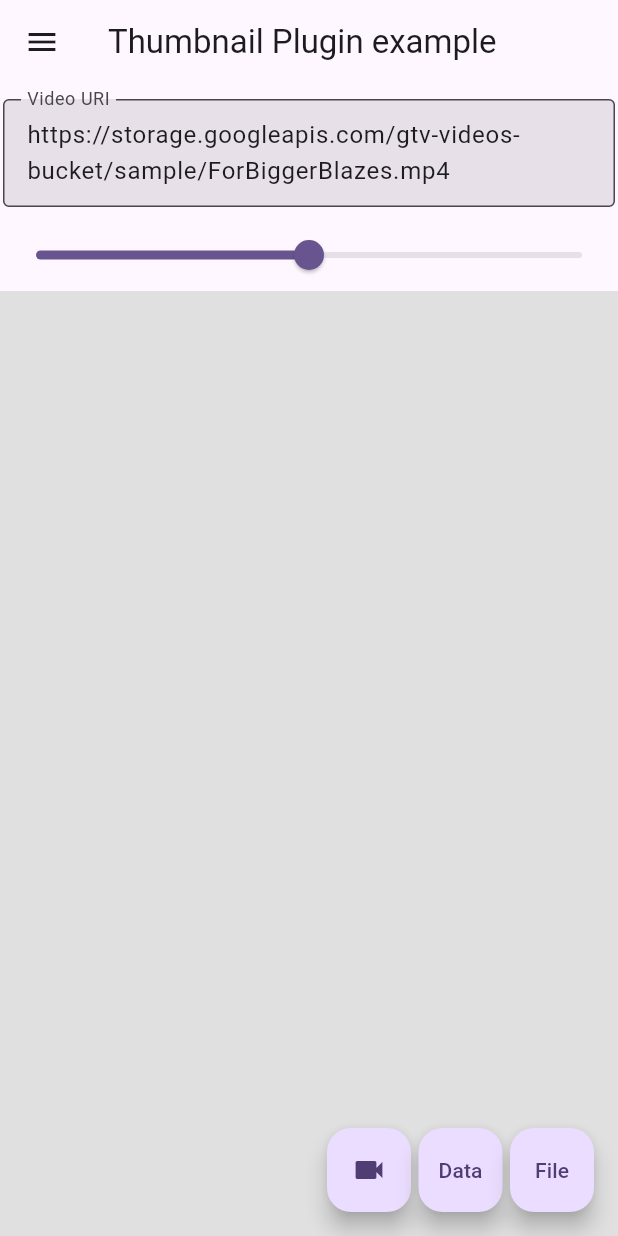
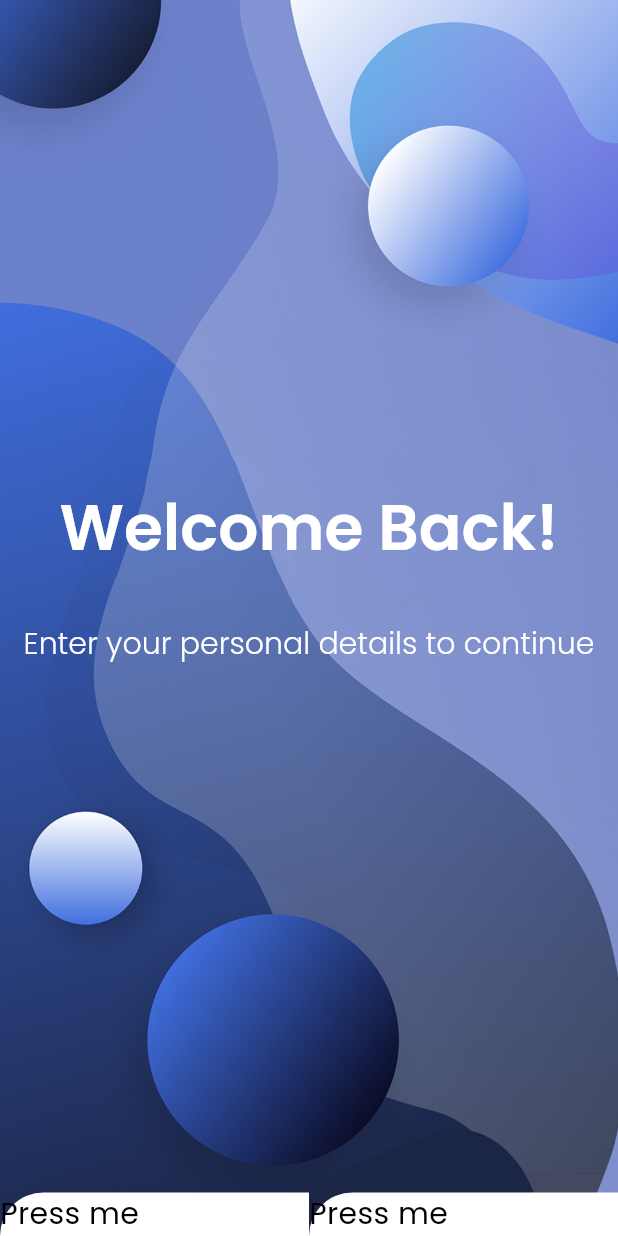
Before and after one commit to DivyankSisodia/video-color-extractor-App, a Flutter app: the screen it shows after launch, on a phone screen of 412 x 824 dp. Run offline on Flutter 3.47's test engine with Material 3 defaults, Android fonts, the phone set to English and light mode, and no system bars; our stand-ins replace google_fonts, image_picker, palette_generator, video_player; missing offline and left inert: video_thumbnail.

Commit message:
creating welcome screen

```diff
--- a/lib/main.dart
+++ b/lib/main.dart
@@ -1,6 +1,7 @@
+import 'package:color_extractor/screens/welcome_screen.dart';
 import 'package:flutter/material.dart';
 
-import 'screens/home_screen.dart';
+import 'screens/login_screen.dart';
 
 void main() {
   runApp(const MyApp());
@@ -18,7 +19,7 @@ class MyApp extends StatelessWidget {
         colorScheme: ColorScheme.fromSeed(seedColor: Colors.deepPurple),
         useMaterial3: true,
       ),
-      home: const DemoHome(),
+      home: const WelcomeScreen(),
     );
   }
 }
--- a/lib/screens/home_screen.dart
+++ b/lib/screens/home_screen.dart
@@ -1,3 +1,5 @@
+// ignore_for_file: prefer_final_fields, library_private_types_in_public_api, no_leading_underscores_for_local_identifiers
+
 import 'package:flutter/material.dart';
 import 'package:image_picker/image_picker.dart';
 import 'package:path_provider/path_provider.dart';
@@ -5,14 +7,14 @@ import 'package:video_thumbnail/video_thumbnail.dart';
 import '../widgets/image_widget.dart';
 import '../widgets/video_images.dart';
 
-class DemoHome extends StatefulWidget {
-  const DemoHome({Key? key}) : super(key: key);
+class HomeScreen extends StatefulWidget {
+  const HomeScreen({super.key});
 
   @override
-  _DemoHomeState createState() => _DemoHomeState();
+  _HomeScreenState createState() => _HomeScreenState();
 }
 
-class _DemoHomeState extends State<DemoHome> {
+class _HomeScreenState extends State<HomeScreen> {
   final _editNode = FocusNode();
   final _video = TextEditingController(
     text:
@@ -126,26 +128,6 @@ class _DemoHomeState extends State<DemoHome> {
             child: const Icon(Icons.videocam),
           ),
           const SizedBox(width: 5.0),
-          FloatingActionButton(
-            tooltip: "Generate a data of thumbnail",
-            onPressed: () async {
-              setState(() {
-                _futureImage = GenThumbnailImage(
-                  thumbnailRequest: ThumbnailRequest(
-                    video: _video.text,
-                    thumbnailPath: "",
-                    imageFormat: _format,
-                    maxHeight: _sizeH,
-                    maxWidth: _sizeW,
-                    timeMs: _timeMs,
-                    quality: _quality,
-                  ),
-                  key: UniqueKey(),
-                );
-              });
-            },
-            child: const Text("Data"),
-          ),
           const SizedBox(width: 5.0),
           FloatingActionButton(
             tooltip: "Generate a file of thumbnail",
--- /dev/null
+++ b/lib/screens/login_screen.dart
@@ -0,0 +1,26 @@
+import 'package:flutter/material.dart';
+
+class LoginScreen extends StatelessWidget {
+  const LoginScreen({super.key});
+
+  @override
+  Widget build(BuildContext context) {
+    return Scaffold(
+      appBar: AppBar(
+        backgroundColor: Colors.transparent,
+      ),
+      extendBodyBehindAppBar: true,
+      body: Stack(
+        children: [
+          Image.asset(
+            'assets/images/bg1.png',
+            fit: BoxFit.cover,
+            height: double.infinity,
+            width: double.infinity,
+          ),
+          const SafeArea(child: Text('Welcome')),
+        ],
+      ),
+    );
+  }
+}
--- /dev/null
+++ b/lib/screens/welcome_screen.dart
@@ -0,0 +1,65 @@
+import 'package:flutter/material.dart';
+import 'package:flutter/widgets.dart';
+import 'package:google_fonts/google_fonts.dart';
+
+import '../widgets/button_widget.dart';
+import '../widgets/custom_widget.dart';
+
+class WelcomeScreen extends StatelessWidget {
+  const WelcomeScreen({super.key});
+
+  @override
+  Widget build(BuildContext context) {
+    return CustomScaffoldWidget(
+      child: Column(
+        children: [
+          Flexible(
+            flex: 8,
+            child: Padding(
+              padding: const EdgeInsets.all(8.0),
+              child: Center(
+                child: RichText(
+                  textAlign: TextAlign.center,
+                  text: TextSpan(
+                    children: [
+                      TextSpan(
+                        text: 'Welcome Back!\n',
+                        style: TextStyle(
+                          fontSize: 42.0,
+                          fontFamily: GoogleFonts.poppins().fontFamily,
+                          fontWeight: FontWeight.w600,
+                          color: Colors.white,
+                        ),
+                      ),
+                      TextSpan(
+                        text: '\nEnter your personal details to continue\n',
+                        style: TextStyle(
+                          fontSize: 20.0,
+                          fontFamily: GoogleFonts.poppins().fontFamily,
+                          fontWeight: FontWeight.w300,
+                          color: Colors.white,
+                        ),
+                      ),
+                    ],
+                  ),
+                ),
+              ),
+            ),
+          ),
+          const Flexible(
+            flex: 1,
+            child: Align(
+              alignment: Alignment.bottomRight,
+              child: Row(
+                children: [
+                  Expanded(child: ButtonWidget()),
+                  Expanded(child: ButtonWidget()),
+                ],
+              ),
+            ),
+          ),
+        ],
+      ),
+    );
+  }
+}
--- /dev/null
+++ b/lib/widgets/button_widget.dart
@@ -0,0 +1,27 @@
+import 'package:flutter/material.dart';
+import 'package:google_fonts/google_fonts.dart';
+
+class ButtonWidget extends StatelessWidget {
+  const ButtonWidget({
+    super.key,
+  });
+
+  @override
+  Widget build(BuildContext context) {
+    return Container(
+      decoration: const BoxDecoration(
+        color: Colors.white,
+        borderRadius: BorderRadius.only(
+          topLeft: Radius.circular(50.0),
+        ),
+      ),
+      child: Text('Press me',
+          style: TextStyle(
+            color: Colors.black,
+            fontFamily: GoogleFonts.poppins().fontFamily,
+            fontWeight: FontWeight.w400,
+            fontSize: 20.0,
+          )),
+    );
+  }
+}
--- /dev/null
+++ b/lib/widgets/custom_widget.dart
@@ -0,0 +1,28 @@
+import 'package:flutter/material.dart';
+
+class CustomScaffoldWidget extends StatelessWidget {
+  const CustomScaffoldWidget({super.key, this.child});
+
+  final Widget? child;
+
+  @override
+  Widget build(BuildContext context) {
+    return Scaffold(
+      appBar: AppBar(
+        backgroundColor: Colors.transparent,
+      ),
+      extendBodyBehindAppBar: true,
+      body: Stack(
+        children: [
+          Image.asset(
+            'assets/images/bg1.png',
+            fit: BoxFit.cover,
+            height: double.infinity,
+            width: double.infinity,
+          ),
+          SafeArea(child: child!),
+        ],
+      ),
+    );
+  }
+}
--- a/lib/widgets/image_widget.dart
+++ b/lib/widgets/image_widget.dart
@@ -1,3 +1,5 @@
+// ignore_for_file: no_leading_underscores_for_local_identifiers, deprecated_member_use, library_private_types_in_public_api
+
 import 'package:color_extractor/widgets/video_images.dart';
 import 'package:flutter/material.dart';
 import 'package:video_player/video_player.dart';
@@ -5,8 +7,7 @@ import 'package:video_player/video_player.dart';
 class GenThumbnailImage extends StatefulWidget {
   final ThumbnailRequest thumbnailRequest;
 
-  const GenThumbnailImage({Key? key, required this.thumbnailRequest})
-      : super(key: key);
+  const GenThumbnailImage({super.key, required this.thumbnailRequest});
 
   @override
   _GenThumbnailImageState createState() => _GenThumbnailImageState();
--- a/lib/widgets/video_images.dart
+++ b/lib/widgets/video_images.dart
@@ -1,3 +1,5 @@
+// ignore_for_file: no_leading_underscores_for_local_identifiers, avoid_print
+
 import 'dart:async';
 import 'dart:io';
 import 'dart:typed_data';
--- a/pubspec.yaml
+++ b/pubspec.yaml
@@ -32,6 +32,7 @@ dependencies:
   file_picker: ^8.0.0+1
   flutter:
     sdk: flutter
+  google_fonts: ^6.2.1
   image: ^4.1.7
   image_picker: ^1.0.8
   image_pixels: ^3.0.2
@@ -55,8 +56,8 @@ flutter:
   # the material Icons class.
   uses-material-design: true
   # To add assets to your application, add an assets section, like this:
-  # assets:
-  #   - images/a_dot_burr.jpeg
+  assets:
+    - assets/images/
   #   - images/a_dot_ham.jpeg
   # An image asset can refer to one or more resolution-specific "variants", see
   # https://flutter.dev/assets-and-images/#resolution-aware
```
Also changed, not shown: assets/images/bg1.png (added), pubspec.lock, 1 other file.
